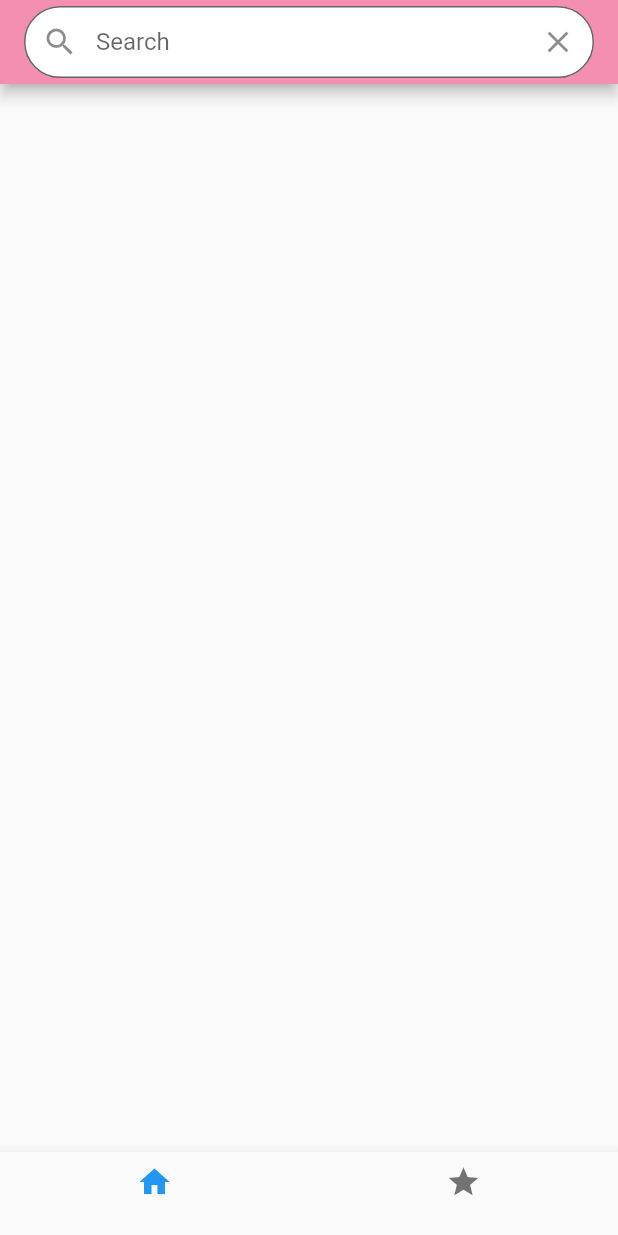
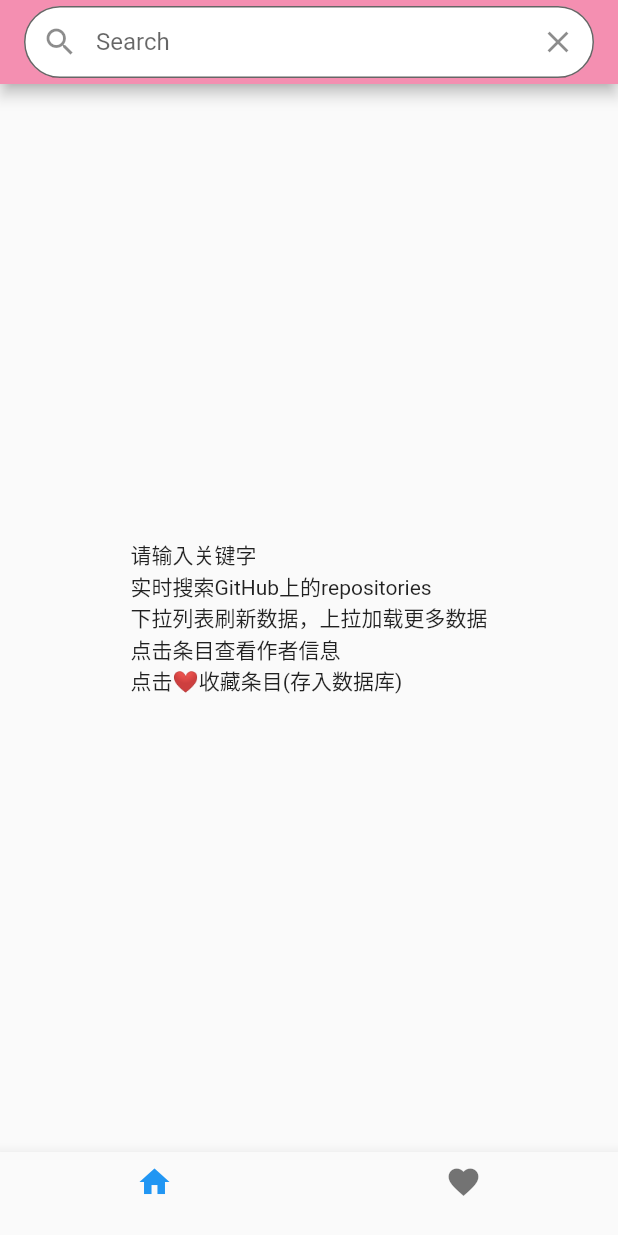
Before and after one commit to zhangshuai-git/flutter_demo, a Flutter app: the screen it shows after launch, on a phone screen of 412 x 824 dp. Run offline on Flutter 3.47's test engine with Material 2 defaults, Android fonts, the phone set to English and light mode, and no system bars; our stand-ins replace dio, flutter_easyrefresh, rxdart, sqflite, stack_trace; accounts and stored records are empty; generated files the repository leaves out were written again.

Commit message:
Add notice text when data is empty

```diff
--- a/lib/common/main.dart
+++ b/lib/common/main.dart
@@ -12,7 +12,7 @@ class MyApp extends StatelessWidget {
     home: TabBarController(
       [HomePage(), FavoritePage()],
       [BottomNavigationBarItem(icon: Icon(Icons.home), title: Container()),
-        BottomNavigationBarItem(icon: Icon(Icons.star), title: Container())]
+        BottomNavigationBarItem(icon: Icon(Icons.favorite), title: Container())]
     ),
   );
 }
--- a/lib/view/favorite_page.dart
+++ b/lib/view/favorite_page.dart
@@ -13,7 +13,7 @@ class FavoritePage extends StatelessWidget {
       brightness: Brightness.dark,
       iconTheme: IconThemeData(color: Colors.white),
       title: Text(
-        'Favorite Repository',
+        'Favorite',
         style: TextStyle(color: Colors.white),
       ),
     ),
--- a/lib/view/home_page.dart
+++ b/lib/view/home_page.dart
@@ -67,12 +67,21 @@ class HomePageState extends State<HomePage> {
 
   Widget _buildListView() => StreamBuilder<Repositories>(
     stream: repositoryBloc.dataSource.stream,
-    builder: (context, snapshot) => EasyRefresh(
-      child: ListView.builder(
-        itemCount: repositoryBloc.dataSource.value.items.length,
-        itemBuilder: (context, index) => RepositoryCell(repositoryBloc.dataSource.value.items[index])),
-      onRefresh: () async => onRefresh.add(textEditingController.text),
-      onLoad: () async => onLoad.add(textEditingController.text),
-    ),
+    builder: (context, snapshot) {
+      if (repositoryBloc.dataSource.value.items.length == 0) {
+        return Center(
+          child: Text("请输入关键字\n实时搜索GitHub上的repositories\n下拉列表刷新数据，上拉加载更多数据\n点击条目查看作者信息\n点击❤️收藏条目(存入数据库)")
+        );
+      } else {
+        return EasyRefresh(
+          child: ListView.builder(
+            itemCount: repositoryBloc.dataSource.value.items.length,
+            itemBuilder: (context, index) =>
+              RepositoryCell(repositoryBloc.dataSource.value.items[index])),
+          onRefresh: () async => onRefresh.add(textEditingController.text),
+          onLoad: () async => onLoad.add(textEditingController.text),
+        );
+      }
+    },
   );
 }
```
